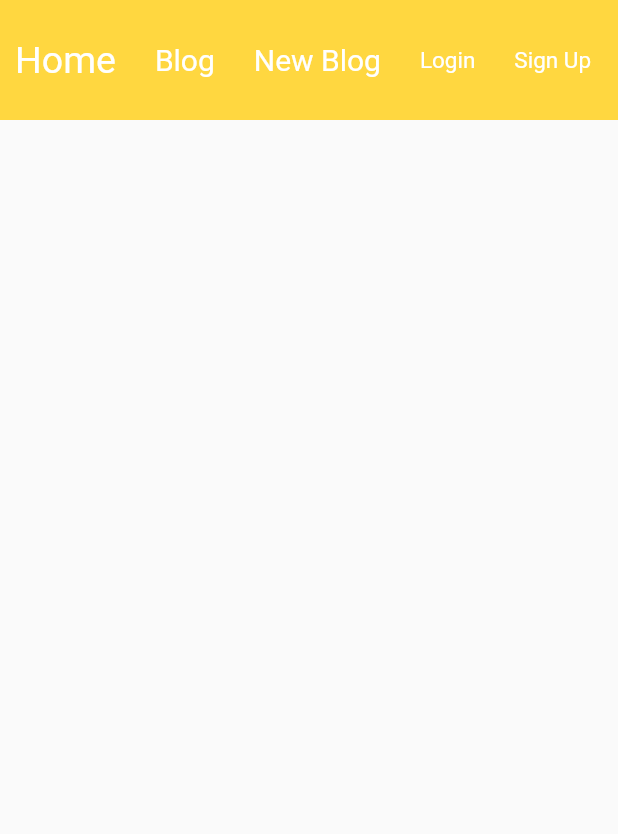
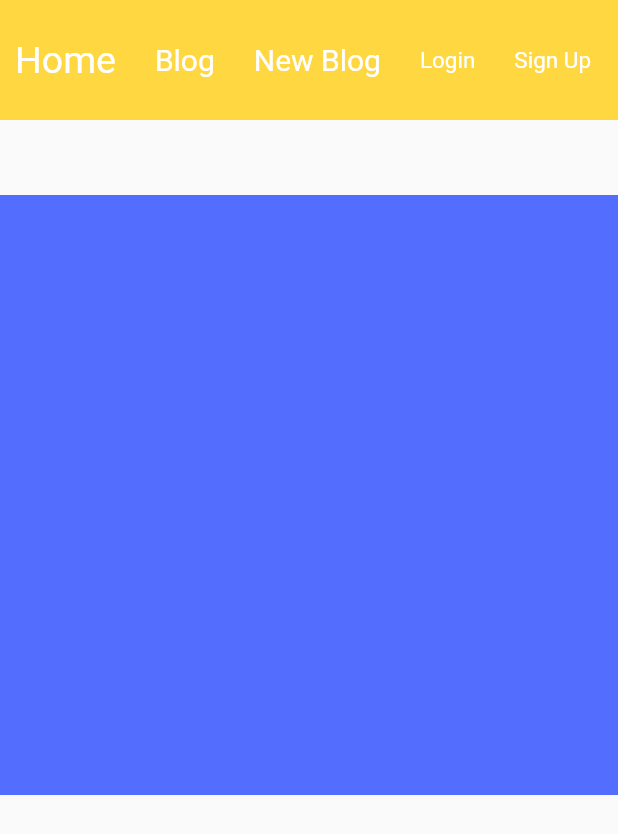
Before and after one commit to abhirup-deb/Blog_flutterWeb, a Flutter app: the screen it shows after launch, on a phone screen of 412 x 824 dp. Shown: the top 834 px of the screen. Run offline on Flutter 3.47's test engine with Material 2 defaults, Android fonts, the phone set to English and light mode, and no system bars.

Commit message:
Image container Added

```diff
--- a/lib/Homepage.dart
+++ b/lib/Homepage.dart
@@ -20,8 +20,8 @@ class _HomeState extends State<Home>{
               child: Row(
                 mainAxisAlignment: MainAxisAlignment.end,
                 children: <Widget>[
-                 Button(txt: 'Home',size: 25.0,),
-                 SizedBox(
+                  Button(txt: 'Home',size: 25.0,),
+                  SizedBox(
                     width: 10.0,
                   ),
                   Button(txt: 'Blog',size: 20.0),
@@ -40,6 +40,20 @@ class _HomeState extends State<Home>{
                   SizedBox(
                     width: 10.0,
                   ),
+                ],
+              ),
+            ),
+            SizedBox(
+              height: 50.0,
+            ),
+            Container(
+              height: 400.0,
+              width: MediaQuery.of(context).size.width,
+              color: Colors.indigoAccent,
+              padding: EdgeInsets.all(5.0),
+              child: Row(
+                children: <Widget>[
+
                 ],
               ),
             ),
```
Also changed, not shown: lib/main.dart (line endings or trailing spaces).
